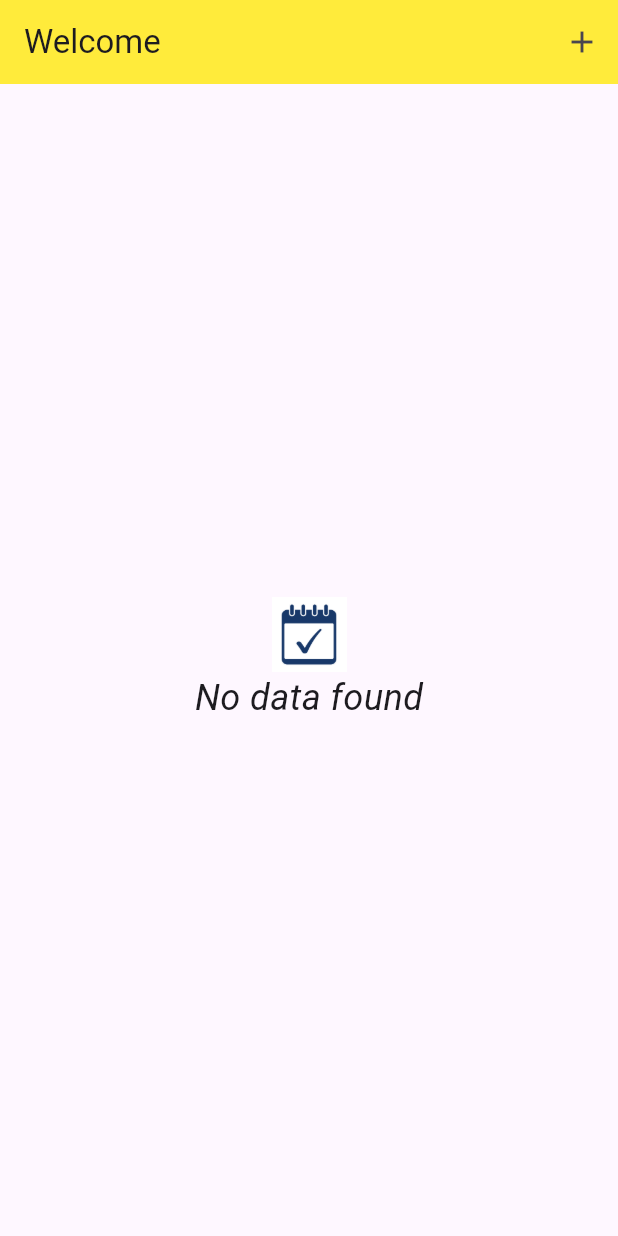
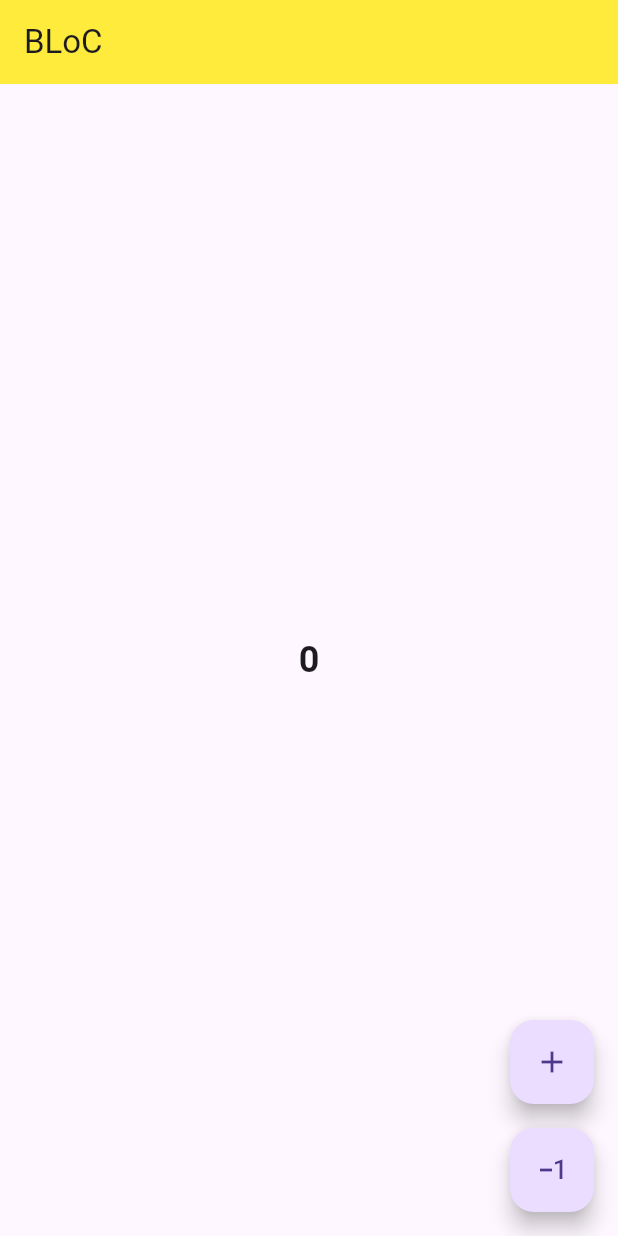
Before and after one commit to ashwanisohaan/todoapp, a Flutter app: the screen it shows after launch, on a phone screen of 412 x 824 dp. Run offline on Flutter 3.47's test engine with Material 3 defaults, Android fonts, the phone set to English and light mode, and no system bars; our stand-ins replace flutter_bloc, go_router, simple_circular_progress_bar.

Commit message:
bloc
bloc example added

```diff
--- a/lib/main.dart
+++ b/lib/main.dart
@@ -1,13 +1,16 @@
 import 'package:flutter/material.dart';
+import 'package:flutter_bloc/flutter_bloc.dart';
 import 'package:provider/provider.dart';
 import 'package:todoapp/statemanage/app_provider.dart';
 import 'package:todoapp/routing/app_routing.dart';
+import 'package:todoapp/statemanage/bloc_pattern.dart';
 
 void main() => runApp(
   MultiProvider(
     providers: [
       ChangeNotifierProvider(create: (context) => NameProvider()),
       ChangeNotifierProvider(create: (context) => TodoProvider()),
+      BlocProvider<CounterBloc>(create: (context) => CounterBloc()),
     ],
     child: MyApp(),
   ),
--- a/lib/routing/app_routing.dart
+++ b/lib/routing/app_routing.dart
@@ -1,4 +1,5 @@
 import 'package:todoapp/screens/addtask_page.dart';
+import 'package:todoapp/screens/bloc_example.dart';
 import 'package:todoapp/screens/counter_page.dart';
 import 'package:todoapp/screens/setting.dart';
 import 'package:todoapp/screens/splash.dart';
@@ -11,6 +12,7 @@ class AppRoutes {
   static const screenAddTask = '/addTask';
   static const screenSetting = '/setting';
   static const screenCounter = '/counter';
+  static const screenBlocExample = '/blocExample';
 
   // Without Go router use
   static var routes = {
@@ -19,12 +21,13 @@ class AppRoutes {
     screenAddTask: (context) => AddTask(addNewTask: (a, b) {}),
     screenSetting: (context) => SettingScreen(),
     screenCounter: (context) => CounterScreen(),
+    screenBlocExample: (context) => BlocExample(),
   };
 }
 
 // GoRouter configuration
 final goRouterConfig = GoRouter(
-  initialLocation: AppRoutes.screenSplash,
+  initialLocation: AppRoutes.screenBlocExample,
   routes: [
     GoRoute(
       path: AppRoutes.screenSplash,
@@ -50,6 +53,10 @@ final goRouterConfig = GoRouter(
       path: AppRoutes.screenCounter,
       builder: (context, state) => CounterScreen(),
     ),
+    GoRoute(
+      path: AppRoutes.screenBlocExample,
+      builder: (context, state) => BlocExample(),
+    ),
   ],
   debugLogDiagnostics: true,
 );
--- /dev/null
+++ b/lib/screens/bloc_example.dart
@@ -0,0 +1,53 @@
+import 'package:flutter/material.dart';
+import 'package:flutter_bloc/flutter_bloc.dart';
+import 'package:todoapp/statemanage/bloc_pattern.dart';
+
+class BlocExample extends StatelessWidget {
+  BlocExample({super.key}) {
+    // var subscNumber = _streamObj.getNumbers().listen((data) {
+    //   print("Numbers- $data");
+    // });
+  }
+
+  @override
+  Widget build(BuildContext context) {
+    return Scaffold(
+      appBar: AppBar(title: Text("BLoC"), backgroundColor: Colors.yellow),
+      body: Center(
+        child: Column(
+          mainAxisAlignment: MainAxisAlignment.center,
+          children: [
+            BlocBuilder<CounterBloc, int>(
+              builder: (ctx, snapshot) {
+                return Text(
+                  "$snapshot",
+                  style: TextStyle(fontSize: 24, fontWeight: FontWeight.bold),
+                );
+              },
+            ),
+          ],
+        ),
+      ),
+      floatingActionButton: Column(
+        mainAxisAlignment: MainAxisAlignment.end,
+        children: [
+          FloatingActionButton(
+            onPressed: () {
+              // With extention method
+              context.read<CounterBloc>().add(IncrementEvent());
+            },
+            child: Icon(Icons.add),
+          ),
+          SizedBox(height: 16),
+          FloatingActionButton(
+            onPressed: () {
+              // With extention method
+              BlocProvider.of<CounterBloc>(context).add(DecrementEvent());
+            },
+            child: Icon(Icons.exposure_minus_1),
+          ),
+        ],
+      ),
+    );
+  }
+}
--- a/lib/screens/tasklist_page.dart
+++ b/lib/screens/tasklist_page.dart
@@ -1,9 +1,7 @@
 import 'package:flutter/material.dart';
-import 'package:go_router/go_router.dart';
 import 'package:provider/provider.dart';
 import 'package:todoapp/models/model_task.dart';
 import 'package:todoapp/statemanage/app_provider.dart';
-import 'package:todoapp/routing/app_routing.dart';
 import 'package:todoapp/screens/addtask_page.dart';
 import 'package:todoapp/utility/utility.dart';
 
--- /dev/null
+++ b/lib/statemanage/bloc_pattern.dart
@@ -0,0 +1,37 @@
+import 'package:flutter_bloc/flutter_bloc.dart';
+
+// Events
+abstract class CounterEvent {}
+
+class DecrementEvent extends CounterEvent {}
+
+class IncrementEvent extends CounterEvent {}
+
+// states
+abstract class CounterState {}
+
+class DecrementState extends CounterState {}
+
+class IncrementState extends CounterState {}
+
+class CounterBloc extends Bloc<CounterEvent, int> {
+  CounterBloc() : super(0) {
+    on<IncrementEvent>((event, emit) {
+      emit(state + 1);
+    });
+    on<DecrementEvent>((event, emit) {
+      emit(state - 1);
+    });
+  }
+
+  // @override
+  // Stream<int> mapEventToState(CounterEvent event) async* {
+  //   if (event is IncrementEvent) {
+  //     yield state + 1;
+  //   }
+  //   if (event is DecrementEvent) {
+  //     yield state - 1;
+  //   }
+
+  // }
+}
--- a/pubspec.yaml
+++ b/pubspec.yaml
@@ -38,6 +38,7 @@ dependencies:
   uuid: ^4.5.1
   go_router: ^15.0.0
   provider: ^6.1.4
+  flutter_bloc: ^9.1.0
 
 dev_dependencies:
   flutter_test:
```
Also changed, not shown: pubspec.lock.
